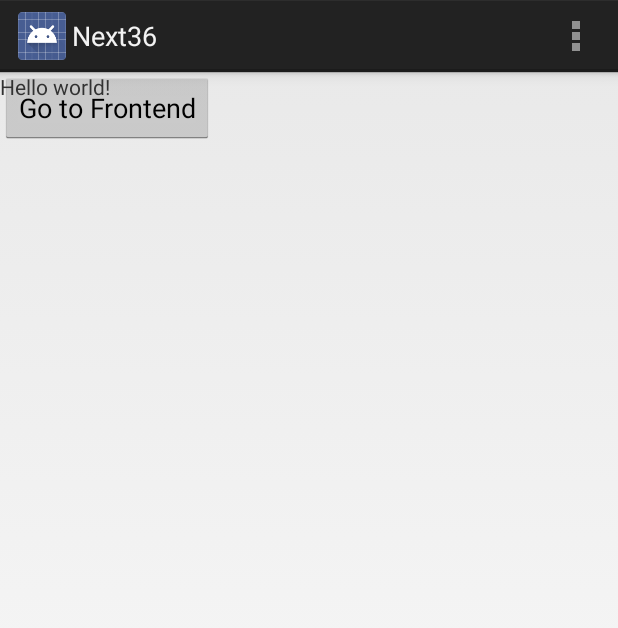
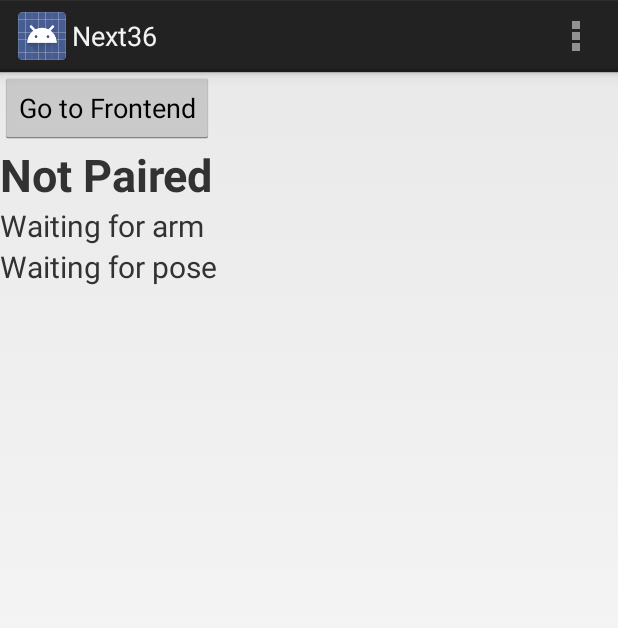
Before and after one commit to Revision24601/StoryMaster, an Android app: the screen it shows after launch (MainActivity), on a phone screen of 412 x 824 dp. Shown: the top 628 px of the screen. Run offline under Robolectric (Android 15) with nearby library versions, the phone set to English and light mode, and no system bars; libraries missing offline, so code that uses them is left out: com.thalmic.myo; 4 statements that could not run were skipped.

Commit message:
Updated home page layout with textviews

```diff
--- a/mobile/src/main/java/com/hackathon/spectralnischay/next36/MainActivity.java
+++ b/mobile/src/main/java/com/hackathon/spectralnischay/next36/MainActivity.java
@@ -7,6 +7,7 @@ import android.util.Log;
 import android.view.Menu;
 import android.view.MenuItem;
 import android.view.View;
+import android.widget.TextView;
 import android.widget.Toast;
 
 import com.thalmic.myo.AbstractDeviceListener;
@@ -35,11 +36,6 @@ public class MainActivity extends Activity {
 
         hub.pairWithAdjacentMyo();
         hub.addListener(mListener);
-
-
-//        Intent intent = new Intent(getApplicationContext(), ScanActivity.class);
-//        intent.setFlags(Intent.FLAG_ACTIVITY_NEW_TASK);
-//        getApplicationContext().startActivity(intent);
     }
 
 
@@ -70,9 +66,8 @@ public class MainActivity extends Activity {
     private DeviceListener mListener = new AbstractDeviceListener() {
         @Override
         public void onPair(Myo myo, long l) {
-            Toast.makeText(getApplicationContext(), "paired", Toast.LENGTH_LONG).show();
-            Toast.makeText(getApplicationContext(), "MAC" + myo.getMacAddress(), Toast.LENGTH_LONG).show();
-
+            TextView pairedTextView = (TextView)findViewById(R.id.pairedTextView);
+            pairedTextView.setText("Paired, MAC" + myo.getMacAddress());
         }
 
         @Override
@@ -82,20 +77,26 @@ public class MainActivity extends Activity {
 
         @Override
         public void onDisconnect(Myo myo, long l) {
+            Toast.makeText(getApplicationContext(), "disconnected", Toast.LENGTH_LONG).show();
         }
 
         @Override
         public void onArmRecognized(Myo myo, long l, Arm arm, XDirection xDirection) {
+            TextView armTextView = (TextView)findViewById(R.id.armTextView);
+            armTextView.setText("Arm recognized");
+
         }
 
         @Override
         public void onArmLost(Myo myo, long l) {
+            TextView armTextView = (TextView)findViewById(R.id.armTextView);
+            armTextView.setText("Arm Lost");
         }
 
         @Override
         public void onPose(Myo myo, long l, Pose pose) {
-            Toast.makeText(getApplicationContext(), "Pose: " + pose, Toast.LENGTH_SHORT).show();
-
+            TextView poseTextView = (TextView)findViewById(R.id.poseTextView);
+            poseTextView.setText("Pose:" + pose);
         }
 
         @Override
--- a/mobile/src/main/res/layout/activity_main.xml
+++ b/mobile/src/main/res/layout/activity_main.xml
@@ -1,6 +1,7 @@
-<RelativeLayout xmlns:android="http://schemas.android.com/apk/res/android"
+<LinearLayout xmlns:android="http://schemas.android.com/apk/res/android"
     android:layout_width="match_parent"
-    android:layout_height="match_parent">
+    android:layout_height="match_parent"
+    android:orientation="vertical">
 
     <Button
         android:layout_width="wrap_content"
@@ -8,8 +9,26 @@
         android:text="Go to Frontend"
         android:onClick="goToStartScreen"/>
     <TextView
-        android:text="@string/hello_world"
+        android:text="@string/notpaired"
+        android:id="@+id/pairedTextView"
         android:layout_width="wrap_content"
-        android:layout_height="wrap_content" />
+        android:layout_height="wrap_content"
+        android:textStyle="bold"
+        android:textSize="30dp"/>
 
-</RelativeLayout>
+    <TextView
+        android:text="@string/waitingForArm"
+        android:id="@+id/armTextView"
+        android:layout_width="wrap_content"
+        android:layout_height="wrap_content"
+        android:textSize="20dp"/>
+
+    <TextView
+        android:text="@string/pose"
+        android:id="@+id/poseTextView"
+        android:layout_width="wrap_content"
+        android:layout_height="wrap_content"
+        android:textSize="20dp"/>
+
+
+</LinearLayout>
--- a/mobile/src/main/res/values/strings.xml
+++ b/mobile/src/main/res/values/strings.xml
@@ -5,5 +5,9 @@
     <string name="hello_world">Hello world!</string>
     <string name="action_settings">Settings</string>
     <string name="title_activity_start_screen">StartScreenActivity</string>
+    <string name="paired">Paired</string>
+    <string name="notpaired">Not Paired</string>
+    <string name="pose">Waiting for pose</string>
+    <string name="waitingForArm">Waiting for arm</string>
 
 </resources>
```
Also changed, not shown: 3 other files.
